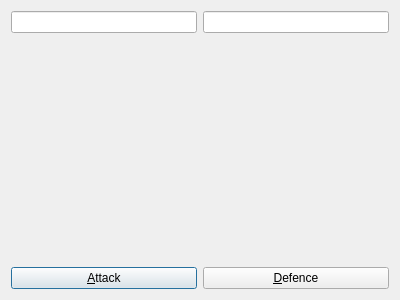
First picture: the form in ArenaCalc/randomdialog.ui, repository maratik123/chatwarstools, before the edit.
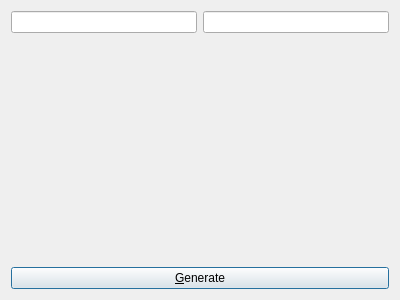
Second picture: the form after the edit.

Commit message: Add common string holder. Initialize random using also current system time. One button in random dialog

What changed in the file:
```diff
--- a/ArenaCalc/randomdialog.ui
+++ b/ArenaCalc/randomdialog.ui
@@ -17,11 +17,22 @@
    <item>
     <layout class="QVBoxLayout" name="verticalLayout_2">
      <item>
-      <widget class="QLineEdit" name="attackLineEdit">
-       <property name="readOnly">
-        <bool>true</bool>
-       </property>
-      </widget>
+      <layout class="QHBoxLayout" name="horizontalLayout_2">
+       <item>
+        <widget class="QLineEdit" name="defenceLineEdit">
+         <property name="readOnly">
+          <bool>true</bool>
+         </property>
+        </widget>
+       </item>
+       <item>
+        <widget class="QLineEdit" name="attackLineEdit">
+         <property name="readOnly">
+          <bool>true</bool>
+         </property>
+        </widget>
+       </item>
+      </layout>
      </item>
      <item>
       <spacer name="verticalSpacer">
@@ -39,38 +50,7 @@
      <item>
       <widget class="QPushButton" name="attackPushButton">
        <property name="text">
-        <string>&amp;Attack</string>
-       </property>
-      </widget>
-     </item>
-    </layout>
-   </item>
-   <item>
-    <layout class="QVBoxLayout" name="verticalLayout">
-     <item>
-      <widget class="QLineEdit" name="defenceLineEdit">
-       <property name="readOnly">
-        <bool>true</bool>
-       </property>
-      </widget>
-     </item>
-     <item>
-      <spacer name="verticalSpacer_2">
-       <property name="orientation">
-        <enum>Qt::Vertical</enum>
-       </property>
-       <property name="sizeHint" stdset="0">
-        <size>
-         <width>20</width>
-         <height>40</height>
-        </size>
-       </property>
-      </spacer>
-     </item>
-     <item>
-      <widget class="QPushButton" name="defencePushButton">
-       <property name="text">
-        <string>&amp;Defence</string>
+        <string>&amp;Generate</string>
        </property>
       </widget>
      </item>
```
Left out of the diff: 14 changed lines with no effect on the pictures. The commit also changes 9 other files.
